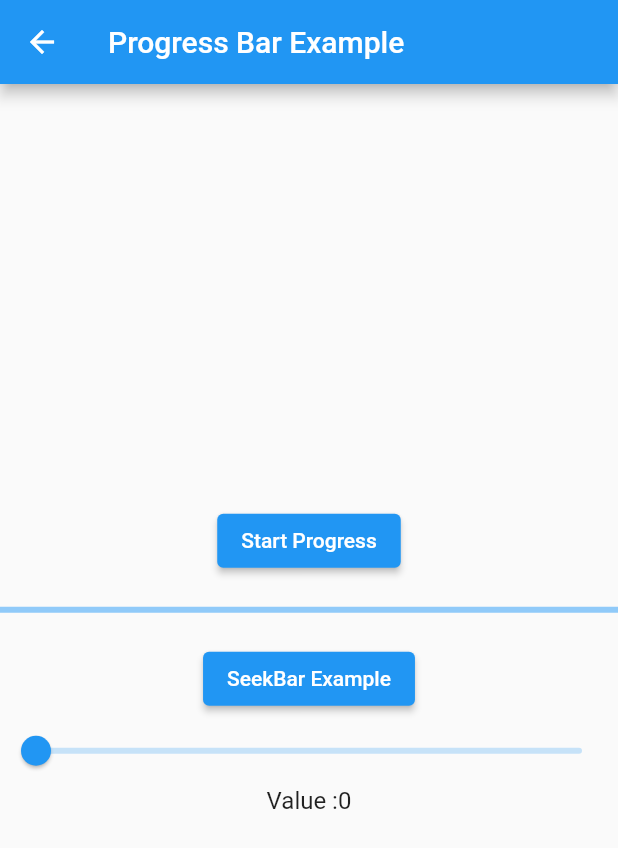
After one commit to dnmm/flutter_training_2023_Mini_Topics, a Flutter app: the MyProgressBarExample screen opened directly, on a phone screen of 412 x 824 dp. The commit adds this screen. Shown: the top 848 px of the screen. Run offline on Flutter 3.47's test engine with Material 2 defaults, Android fonts, the phone set to English and light mode, and no system bars.

Commit message:
tab bar stack radio button progressbar etc

```diff
--- a/lib/alert_dialog.dart
+++ b/lib/alert_dialog.dart
@@ -7,6 +7,10 @@ class AlertDialogExample extends StatelessWidget {
   @override
   Widget build(BuildContext context) {
     return Scaffold(
+        appBar: AppBar(
+          centerTitle: true,
+          title: const Text('Expanded Layout'),
+        ),
         body: Center(
           child: CupertinoButton(
             child: const Text("Show alert dialog"),
--- /dev/null
+++ b/lib/progress_bar_example.dart
@@ -0,0 +1,66 @@
+import 'package:flutter/material.dart';
+
+class MyProgressBarExample extends StatefulWidget {
+  const MyProgressBarExample({super.key});
+
+  @override
+  State<MyProgressBarExample> createState() => _MyProgressBarExampleState();
+}
+
+class _MyProgressBarExampleState extends State<MyProgressBarExample> {
+  double _progressValue = 0.0;
+
+  double _seekBarValue = 0.0;
+  void simulateProgress() {
+    setState(() {
+      _progressValue += 0.1;
+      if (_progressValue >= 1.0) {
+        _progressValue = 0.0;
+      }
+    });
+  }
+
+  @override
+  Widget build(BuildContext context) {
+    return Scaffold(
+        appBar: AppBar(
+          title: const Text("Progress Bar Example"),
+        ),
+        body: Center(
+          child: Column(
+            mainAxisAlignment: MainAxisAlignment.center,
+            children: [
+              ElevatedButton(
+                  onPressed: simulateProgress,
+                  child: const Text("Start Progress")),
+              const SizedBox(
+                height: 20.0,
+              ),
+              //CircularProgressBarIndicator
+              LinearProgressIndicator(
+                value: _progressValue,
+              ),
+              const SizedBox(
+                height: 20,
+              ),
+              ElevatedButton(
+                  onPressed: simulateProgress,
+                  child: const Text("SeekBar Example")),
+              Slider(
+                  value: _seekBarValue,
+                  min: 0.0,
+                  max: 100.0,
+                  onChanged: (value) {
+                    setState(() {
+                      _seekBarValue = value;
+                    });
+                  }),
+              Text(
+                "Value :${_seekBarValue.toStringAsFixed(0)}",
+                style: const TextStyle(fontSize: 16.0),
+              )
+            ],
+          ),
+        ));
+  }
+}
--- /dev/null
+++ b/lib/radio_button_example.dart
@@ -0,0 +1,61 @@
+import 'package:flutter/material.dart';
+
+class MyRadioButtonExample extends StatefulWidget {
+  const MyRadioButtonExample({super.key});
+
+  @override
+  State<MyRadioButtonExample> createState() => _MyRadioButtonExampleState();
+}
+
+class _MyRadioButtonExampleState extends State<MyRadioButtonExample> {
+  String selectedOption = "";
+
+  @override
+  Widget build(BuildContext context) {
+    return Scaffold(
+        appBar: AppBar(
+          title: const Text("Radio Button Example"),
+        ),
+        body: Column(
+          children: [
+            ListTile(
+              title: const Text("Option 1"),
+              leading: Radio(
+                value: 'option1',
+                groupValue: selectedOption,
+                onChanged: (value) {
+                  setState(() {
+                    selectedOption = value!;
+                  });
+                },
+              ),
+            ),
+            ListTile(
+              title: const Text("Option 2"),
+              leading: Radio(
+                value: 'option2',
+                groupValue: selectedOption,
+                onChanged: (value) {
+                  setState(() {
+                    selectedOption = value!;
+                  });
+                },
+              ),
+            ),
+            ListTile(
+              title: const Text("Option 3"),
+              leading: Radio(
+                value: 'option3',
+                groupValue: selectedOption,
+                onChanged: (value) {
+                  setState(() {
+                    selectedOption = value!;
+                  });
+                },
+              ),
+            ),
+            Text("selectedValue=$selectedOption"),
+          ],
+        ));
+  }
+}
```
Also changed, not shown: lib/animation_example.dart (added, +60 -0 lines), lib/expanded_layout.dart (+81 -16 lines), lib/stack_example.dart (added, +51 -0 lines), lib/stackexample.dart (deleted, +0 -47 lines), lib/tab_bar_example.dart (added, +73 -0 lines), 4 other files. Lines whose indentation alone changed are shown as unchanged.
